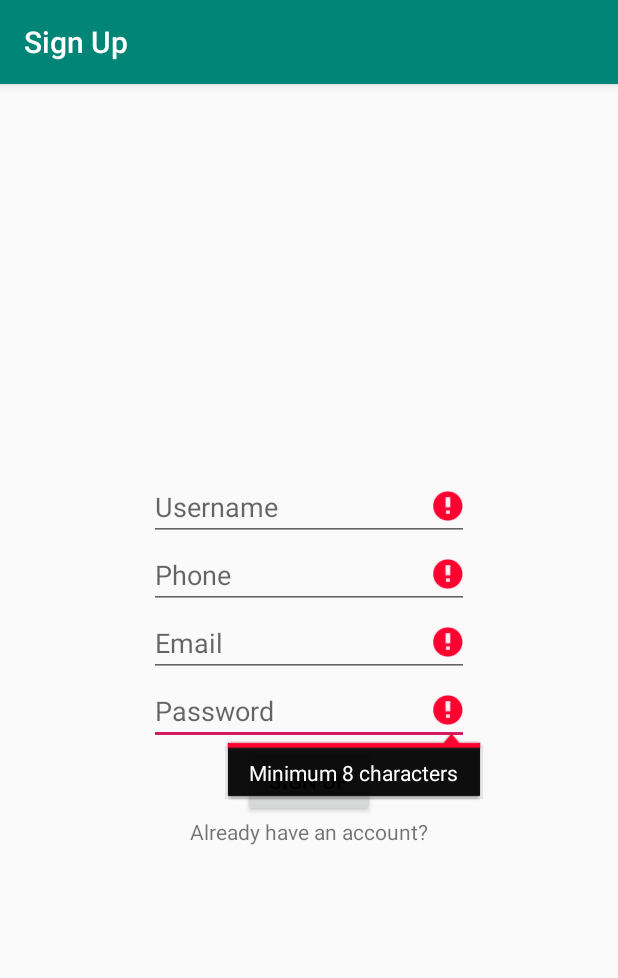
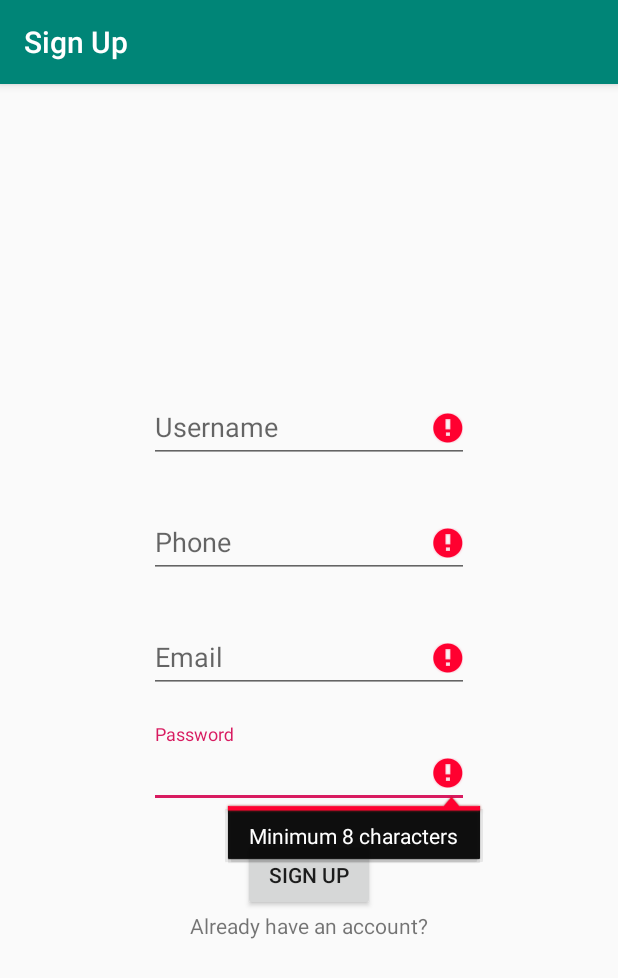
Before and after one commit to eleabil/Mobile, an Android app: the screen it shows after launch (MainActivity), after a tap on "SIGN UP", on a phone screen of 412 x 824 dp. Shown: the top 978 px of the screen. Run offline under Robolectric (Android 15) with nearby library versions, the phone set to English and light mode, and no system bars; our stand-ins replace Firebase (no records; nobody signed in at launch, a user with empty details on screens opened directly).

```diff
--- a/app/build.gradle
+++ b/app/build.gradle
@@ -29,4 +29,7 @@ dependencies {
     testImplementation 'junit:junit:4.12'
     androidTestImplementation 'androidx.test:runner:1.1.1'
     androidTestImplementation 'androidx.test.espresso:espresso-core:3.1.1'
+    //noinspection GradleCompatible
+//    implementation 'com.android.support:design:25.1.0'
+    implementation 'com.google.android.material:material:1.1.0-alpha10'
 }
--- a/app/src/main/java/com/example/firebaseauth/MainActivity.java
+++ b/app/src/main/java/com/example/firebaseauth/MainActivity.java
@@ -8,20 +8,22 @@ import android.os.Bundle;
 import android.util.Log;
 import android.view.View;
 import android.widget.Button;
-import android.widget.EditText;
 import android.widget.TextView;
 import android.widget.Toast;
 
 import com.google.android.gms.tasks.OnCompleteListener;
 import com.google.android.gms.tasks.Task;
+import com.google.android.material.textfield.TextInputEditText;
 import com.google.firebase.auth.AuthResult;
 import com.google.firebase.auth.FirebaseAuth;
 import com.google.firebase.auth.FirebaseUser;
 import com.google.firebase.auth.UserProfileChangeRequest;
 
+import java.util.Objects;
+
 public class MainActivity extends AppCompatActivity {
 
-    private EditText emailField, passwordField, usernameField, phoneField;
+    private TextInputEditText emailField, passwordField, usernameField, phoneField;
     private FirebaseAuth auth;
 
     @Override
@@ -41,10 +43,10 @@ public class MainActivity extends AppCompatActivity {
         signupBtn.setOnClickListener(new View.OnClickListener() {
             @Override
             public void onClick(View view) {
-                final String email = emailField.getText().toString();
-                final String password = passwordField.getText().toString();
-                final String username = usernameField.getText().toString();
-                final String phone = phoneField.getText().toString();
+                final String email = Objects.requireNonNull(emailField.getText()).toString().trim();
+                final String password = Objects.requireNonNull(passwordField.getText()).toString().trim();
+                final String username = Objects.requireNonNull(usernameField.getText()).toString().trim();
+                final String phone = Objects.requireNonNull(phoneField.getText()).toString().trim();
                 signUp(email, password, username, phone);
             }
         });
@@ -67,7 +69,7 @@ public class MainActivity extends AppCompatActivity {
                 @Override
                 public void onComplete(@NonNull Task<AuthResult> task) {
                     if (!task.isSuccessful()){
-                        Toast.makeText(MainActivity.this, "Sign Up is unsuccessful", Toast.LENGTH_LONG).show();
+                        Toast.makeText(MainActivity.this, "This email is already taken", Toast.LENGTH_LONG).show();
                     }else{
                         onCompleteSuccess(username);
                     }
@@ -80,7 +82,7 @@ public class MainActivity extends AppCompatActivity {
     public boolean isValid(final String email, final String password, final String username, final String phone){
         boolean isValid = true;
 
-        if (!username.matches("^[A-Za-z]$")) {
+        if (username.isEmpty()) {
             usernameField.setError("Please enter username");
             usernameField.requestFocus();
             isValid = false;
--- a/app/src/main/res/layout/activity_main.xml
+++ b/app/src/main/res/layout/activity_main.xml
@@ -9,48 +9,71 @@
     android:gravity="center"
     tools:context=".MainActivity">
 
-    <EditText
+
+    <com.google.android.material.textfield.TextInputLayout
+        android:id="@+id/signup_layout_username"
+        android:hint="@string/username"
+        android:layout_width="213dp"
+        app:errorEnabled="true"
+        android:layout_height="wrap_content">
+
+        <com.google.android.material.textfield.TextInputEditText
             android:id="@+id/signup_activity_username"
-    android:layout_width="wrap_content"
+            android:layout_width="match_parent"
             android:layout_height="wrap_content"
-    android:ems="10"
-    android:hint="@string/username"
-    android:inputType="text"
-    tools:ignore="Autofill,LabelFor"
             android:layout_gravity="center"
-    />
+            android:inputType="text" />
 
-    <EditText
+    </com.google.android.material.textfield.TextInputLayout>
+
+    <com.google.android.material.textfield.TextInputLayout
+        android:id="@+id/signup_layout_phone"
+        android:hint="@string/phone"
+        android:layout_width="213dp"
+        app:errorEnabled="true"
+        android:layout_height="wrap_content">
+
+        <com.google.android.material.textfield.TextInputEditText
             android:id="@+id/signup_activity_phone"
-        android:layout_width="wrap_content"
+            android:layout_width="match_parent"
             android:layout_height="wrap_content"
-        android:ems="10"
-        android:hint="@string/phone"
-        android:inputType="phone"
-        tools:ignore="Autofill,LabelFor"
             android:layout_gravity="center"
-        />
+            android:inputType="phone" />
 
-    <EditText
+    </com.google.android.material.textfield.TextInputLayout>
+
+    <com.google.android.material.textfield.TextInputLayout
+        android:id="@+id/signup_layout_email"
+        android:hint="@string/email"
+        android:layout_width="213dp"
+        app:errorEnabled="true"
+        android:layout_height="wrap_content">
+
+        <com.google.android.material.textfield.TextInputEditText
             android:id="@+id/signup_activity_email"
-        android:layout_width="wrap_content"
+            android:layout_width="match_parent"
             android:layout_height="wrap_content"
-        android:ems="10"
-        android:hint="@string/email"
-        android:inputType="textEmailAddress"
-        tools:ignore="Autofill,LabelFor"
             android:layout_gravity="center"
-        />
+            android:inputType="textEmailAddress" />
 
-    <EditText
+    </com.google.android.material.textfield.TextInputLayout>
+
+
+    <com.google.android.material.textfield.TextInputLayout
+        android:id="@+id/signup_layout_password"
+        android:hint="@string/password"
+        android:layout_width="213dp"
+        app:errorEnabled="true"
+        android:layout_height="wrap_content">
+
+        <com.google.android.material.textfield.TextInputEditText
             android:id="@+id/signup_activity_password"
-        android:layout_width="wrap_content"
+            android:layout_width="match_parent"
             android:layout_height="wrap_content"
-        android:ems="10"
-        android:hint="@string/password"
-        android:inputType="textPassword"
             android:layout_gravity="center"
-        tools:ignore="Autofill,LabelFor" />
+            android:inputType="textPassword" />
+
+    </com.google.android.material.textfield.TextInputLayout>
 
     <Button
         android:id="@+id/signup_activity_signupBtn"
--- a/app/src/main/res/values/colors.xml
+++ b/app/src/main/res/values/colors.xml
@@ -3,4 +3,6 @@
     <color name="colorPrimary">#008577</color>
     <color name="colorPrimaryDark">#00574B</color>
     <color name="colorAccent">#D81B60</color>
+
+
 </resources>
--- a/build.gradle
+++ b/build.gradle
@@ -9,6 +9,7 @@ buildscript {
     dependencies {
         classpath 'com.android.tools.build:gradle:3.5.0'
         classpath 'com.google.gms:google-services:4.2.0'
+
 
         // NOTE: Do not place your application dependencies here; they belong
         // in the individual module build.gradle files
```
Also changed, not shown: app/src/main/java/com/example/firebaseauth/LoginActivity.java (+9 -4 lines), app/src/main/res/layout/activity_login.xml (+42 -16 lines). Lines whose indentation alone changed are shown as unchanged.
